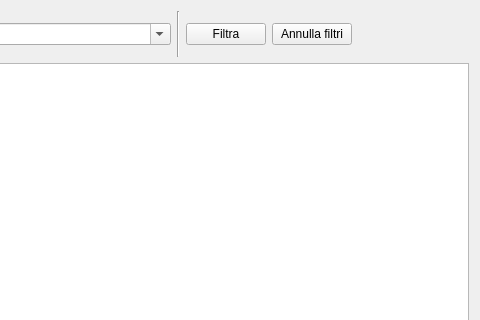
This is ftoverview.ui in fblabs/CLTags as Qt 5 draws it before an edit; both pictures show x 869 to 1349 and y 0 to 320 of the 1349 by 519 pixel window. The edited form follows.
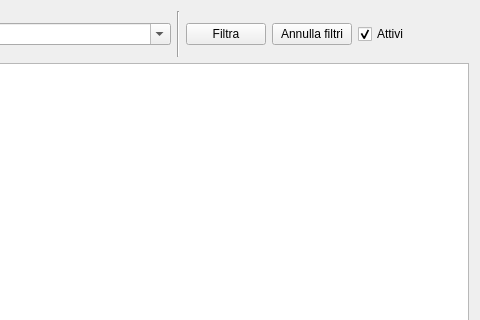
This is the edited form. Icons and pictures are not drawn.

The edit to the form file:
```diff
--- a/ftoverview.ui
+++ b/ftoverview.ui
@@ -172,6 +172,16 @@
        </property>
       </widget>
      </item>
+     <item>
+      <widget class="QCheckBox" name="cbAttivi">
+       <property name="text">
+        <string>Attivi</string>
+       </property>
+       <property name="checked">
+        <bool>true</bool>
+       </property>
+      </widget>
+     </item>
      <item>
       <spacer name="horizontalSpacer_3">
        <property name="orientation">
```
